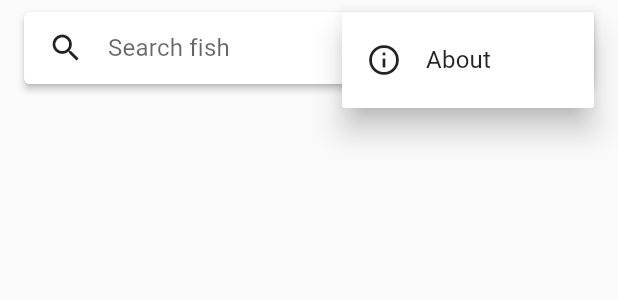
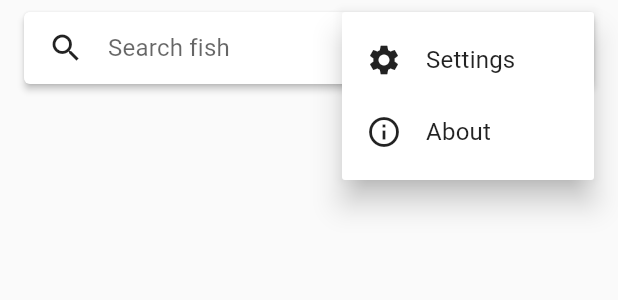
Before and after one commit to brianji/animalxref, a Flutter app: the SearchBar widget shown alone on an empty page, opened directly, after a tap on the "more vert" icon, on a phone screen of 412 x 824 dp. Shown: the top 300 px of the screen. Run offline on Flutter 3.47's test engine with Material 2 defaults, Android fonts, the phone set to English and light mode, and no system bars; our stand-ins replace shared_preferences; accounts and stored records are empty.

Commit message:
Add hemisphere setting.

```diff
--- a/lib/fish.dart
+++ b/lib/fish.dart
@@ -23,10 +23,10 @@ class Fish {
     @required this.size,
   });
 
-  bool isAvailable(DateTime dateTime) {
+  bool isAvailable(DateTime dateTime, bool isSouthern) {
     final month = dateTime.month;
     final hour = dateTime.hour;
-    final months = north.split(', ');
+    final months = (isSouthern ? south : north).split(', ');
     final times = time.split(', ');
 
     return months.any((m) {
--- a/lib/donate.dart
+++ b/lib/preferences.dart
@@ -1,15 +1,19 @@
 import 'package:flutter/foundation.dart';
 import 'package:shared_preferences/shared_preferences.dart';
 
-class DonateNotifier extends ChangeNotifier {
+const _southernKey = 'southern';
+
+class PreferencesNotifier extends ChangeNotifier {
   final SharedPreferences _sharedPreferences;
   final Set<String> _donated;
+  bool _isSouthern;
 
-  DonateNotifier(this._sharedPreferences)
+  PreferencesNotifier(this._sharedPreferences)
       : _donated = _sharedPreferences
             .getKeys()
             .where((k) => _sharedPreferences.getBool(k) ?? false)
-            .toSet();
+            .toSet(),
+        _isSouthern = _sharedPreferences.getBool(_southernKey);
 
   bool isDonated(String name) => _donated.contains(name);
 
@@ -25,4 +29,13 @@ class DonateNotifier extends ChangeNotifier {
     _sharedPreferences.setBool(name, donated);
     notifyListeners();
   }
+
+  bool get isSouthern => _isSouthern;
+
+  set isSouthern(bool isSouthern) {
+    if (isSouthern == _isSouthern) return;
+    _isSouthern = isSouthern;
+    _sharedPreferences.setBool(_southernKey, isSouthern);
+    notifyListeners();
+  }
 }
--- a/lib/search.dart
+++ b/lib/search.dart
@@ -1,5 +1,7 @@
 import 'package:flutter/material.dart';
 import 'package:provider/provider.dart';
+
+import 'settings.dart';
 
 class SearchBar extends StatefulWidget {
   @override
@@ -58,6 +60,16 @@ class _SearchBarState extends State<SearchBar> {
                 PopupMenuItem(
                   child: Row(
                     children: [
+                      Icon(Icons.settings),
+                      SizedBox(width: 16),
+                      Text('Settings'),
+                    ],
+                  ),
+                  value: _Item.settings,
+                ),
+                PopupMenuItem(
+                  child: Row(
+                    children: [
                       Icon(Icons.info_outline),
                       SizedBox(width: 16),
                       Text('About'),
@@ -68,6 +80,13 @@ class _SearchBarState extends State<SearchBar> {
               ],
               onSelected: (v) {
                 switch (v) {
+                  case _Item.settings:
+                    Navigator.of(context).push(
+                      MaterialPageRoute(builder: (context) {
+                        return SettingsPage();
+                      }),
+                    );
+                    break;
                   case _Item.about:
                     showAboutDialog(context: context);
                     return;
@@ -82,5 +101,6 @@ class _SearchBarState extends State<SearchBar> {
 }
 
 enum _Item {
+  settings,
   about,
 }
```
Also changed, not shown: lib/fish_tile.dart (+6 -3 lines), lib/main.dart (+8 -7 lines), lib/settings.dart (added, +50 -0 lines).
